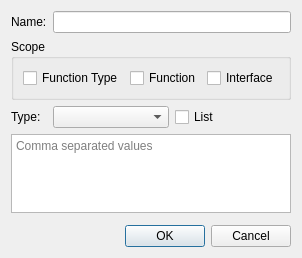
This is src/libs/libiveditor/interface/properties/adddynamicpropertydialog.ui in esa/spacecreator as Qt 5 draws it before an edit. The edited form follows.
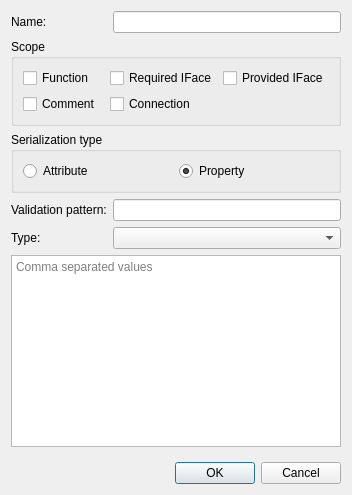
This is the edited form.

Commit message:
Configurable attributes
Fixes #199, #98

```diff
--- a/src/libs/libiveditor/interface/properties/adddynamicpropertydialog.ui
+++ b/src/libs/libiveditor/interface/properties/adddynamicpropertydialog.ui
@@ -6,8 +6,8 @@
    <rect>
     <x>0</x>
     <y>0</y>
-    <width>273</width>
-    <height>258</height>
+    <width>352</width>
+    <height>495</height>
    </rect>
   </property>
   <property name="windowTitle">
@@ -29,60 +29,67 @@
      <property name="title">
       <string>Scope</string>
      </property>
-     <layout class="QHBoxLayout" name="horizontalLayout">
-      <item>
-       <widget class="QCheckBox" name="cbFunctionType">
+     <layout class="QGridLayout" name="gridLayout">
+      <item row="0" column="2">
+       <widget class="QCheckBox" name="cbProvIface">
         <property name="text">
-         <string>Function Type</string>
+         <string>Provided IFace</string>
         </property>
        </widget>
       </item>
-      <item>
+      <item row="0" column="1">
+       <widget class="QCheckBox" name="cbReqIface">
+        <property name="text">
+         <string>Required IFace</string>
+        </property>
+       </widget>
+      </item>
+      <item row="0" column="0">
        <widget class="QCheckBox" name="cbFunction">
         <property name="text">
          <string>Function</string>
         </property>
        </widget>
       </item>
-      <item>
-       <widget class="QCheckBox" name="cbInterface">
+      <item row="1" column="0">
+       <widget class="QCheckBox" name="cbComment">
         <property name="text">
-         <string>Interface</string>
+         <string>Comment</string>
+        </property>
+       </widget>
+      </item>
+      <item row="1" column="1">
+       <widget class="QCheckBox" name="cbConnection">
+        <property name="text">
+         <string>Connection</string>
         </property>
        </widget>
       </item>
      </layout>
     </widget>
    </item>
-   <item row="4" column="0">
+   <item row="7" column="0">
     <widget class="QLabel" name="label_2">
      <property name="text">
       <string>Type:</string>
      </property>
     </widget>
    </item>
-   <item row="4" column="1">
+   <item row="7" column="1">
     <layout class="QHBoxLayout" name="horizontalLayout_2">
      <item>
       <widget class="QComboBox" name="comboTypes"/>
      </item>
-     <item>
-      <widget class="QCheckBox" name="cbList">
-       <property name="text">
-        <string>List</string>
-       </property>
-      </widget>
-     </item>
     </layout>
    </item>
-   <item row="6" column="0" colspan="2">
+   <item row="9" column="0" colspan="2">
     <widget class="QPlainTextEdit" name="teValues">
      <property name="placeholderText">
       <string>Comma separated values</string>
      </property>
     </widget>
    </item>
-   <item row="8" column="0">
+   <item row="11" column="0">
     <spacer name="verticalSpacer_2">
      <property name="orientation">
       <enum>Qt::Vertical</enum>
@@ -95,7 +102,7 @@
      </property>
     </spacer>
    </item>
-   <item row="9" column="1">
+   <item row="12" column="1">
     <widget class="QDialogButtonBox" name="buttonBox">
      <property name="orientation">
       <enum>Qt::Horizontal</enum>
@@ -105,6 +112,42 @@
      </property>
     </widget>
    </item>
+   <item row="6" column="0">
+    <widget class="QLabel" name="label_3">
+     <property name="text">
+      <string>Validation pattern:</string>
+     </property>
+    </widget>
+   </item>
+   <item row="6" column="1">
+    <widget class="QLineEdit" name="leValidationPattern"/>
+   </item>
+   <item row="5" column="0" colspan="2">
+    <widget class="QGroupBox" name="groupBox">
+     <property name="title">
+      <string>Serialization type</string>
+     </property>
+     <layout class="QHBoxLayout" name="horizontalLayout_3">
+      <item>
+       <widget class="QRadioButton" name="rbAttribute">
+        <property name="text">
+         <string>Attribute</string>
+        </property>
+       </widget>
+      </item>
+      <item>
+       <widget class="QRadioButton" name="rbProperty">
+        <property name="text">
+         <string>Property</string>
+        </property>
+        <property name="checked">
+         <bool>true</bool>
+        </property>
+       </widget>
+      </item>
+     </layout>
+    </widget>
+   </item>
   </layout>
  </widget>
  <resources/>
```
The commit also changes 29 other files.
